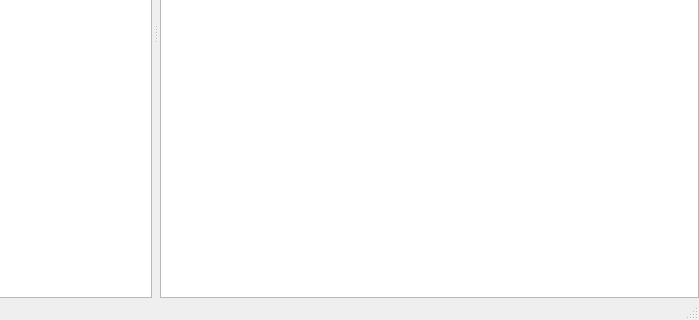
Above: client-desktop/src/MainWindow.ui from zappatic/ZapFeedReader before the change; both pictures show x 101 to 800 and y 280 to 600 of the 800 by 600 pixel window. Below: the same form after it.
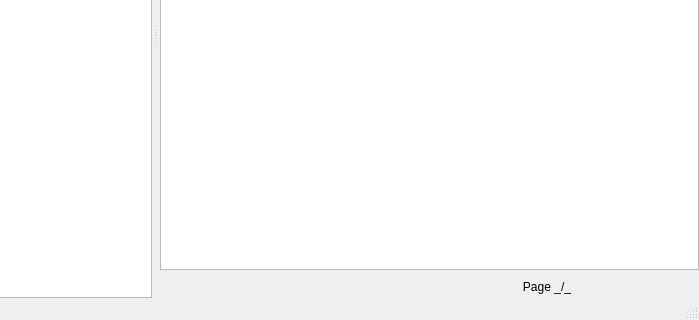
That is the form after the change. The open tabs and pages were chosen to show the change. Custom widgets are drawn as their Qt base class.

Commit message: add page navigation to logs pane retrieve feed titles when requesting folder and feed logs

Patch:
```diff
--- a/client-desktop/src/MainWindow.ui
+++ b/client-desktop/src/MainWindow.ui
@@ -370,6 +370,113 @@
            </attribute>
           </widget>
          </item>
+         <item>
+          <layout class="QHBoxLayout" name="horizontalLayout_2">
+           <item>
+            <widget class="QFrame" name="frameLogNavigation">
+             <property name="frameShape">
+              <enum>QFrame::NoFrame</enum>
+             </property>
+             <property name="frameShadow">
+              <enum>QFrame::Plain</enum>
+             </property>
+             <layout class="QHBoxLayout" name="horizontalLayout_4">
+              <property name="leftMargin">
+               <number>0</number>
+              </property>
+              <property name="topMargin">
+               <number>0</number>
+              </property>
+              <property name="rightMargin">
+               <number>0</number>
+              </property>
+              <property name="bottomMargin">
+               <number>0</number>
+              </property>
+              <item>
+               <spacer name="horizontalSpacer_4">
+                <property name="orientation">
+                 <enum>Qt::Horizontal</enum>
+                </property>
+                <property name="sizeHint" stdset="0">
+                 <size>
+                  <width>40</width>
+                  <height>20</height>
+                 </size>
+                </property>
+               </spacer>
+              </item>
+              <item>
+               <widget class="QPushButton" name="pushButtonLogFirstPage">
+                <property name="text">
+                 <string/>
+                </property>
+                <property name="flat">
+                 <bool>true</bool>
+                </property>
+               </widget>
+              </item>
+              <item>
+               <widget class="QPushButton" name="pushButtonLogPreviousPage">
+                <property name="text">
+                 <string/>
+                </property>
+                <property name="flat">
+                 <bool>true</bool>
+                </property>
+               </widget>
+              </item>
+              <item>
+               <widget class="QPushButton" name="pushButtonLogPageNumber">
+                <property name="text">
+                 <string>Page _/_</string>
+                </property>
+                <property name="flat">
+                 <bool>true</bool>
+                </property>
+               </widget>
+              </item>
+              <item>
+               <widget class="QPushButton" name="pushButtonLogNextPage">
+                <property name="text">
+                 <string/>
+                </property>
+                <property name="flat">
+                 <bool>true</bool>
+                </property>
+               </widget>
+              </item>
+              <item>
+               <widget class="QPushButton" name="pushButtonLogLastPage">
+                <property name="text">
+                 <string/>
+                </property>
+                <property name="flat">
+                 <bool>true</bool>
+                </property>
+               </widget>
+              </item>
+             </layout>
+            </widget>
+           </item>
+           <item>
+            <spacer name="horizontalSpacer">
+             <property name="orientation">
+              <enum>Qt::Horizontal</enum>
+             </property>
+             <property name="sizeType">
+              <enum>QSizePolicy::Fixed</enum>
+             </property>
+             <property name="sizeHint" stdset="0">
+              <size>
+               <width>20</width>
+               <height>20</height>
+              </size>
+             </property>
+            </spacer>
+           </item>
+          </layout>
+         </item>
         </layout>
        </widget>
       </widget>
```
Left out of the diff: 10 changed lines with no effect on the pictures. The commit also changes 8 other files.
